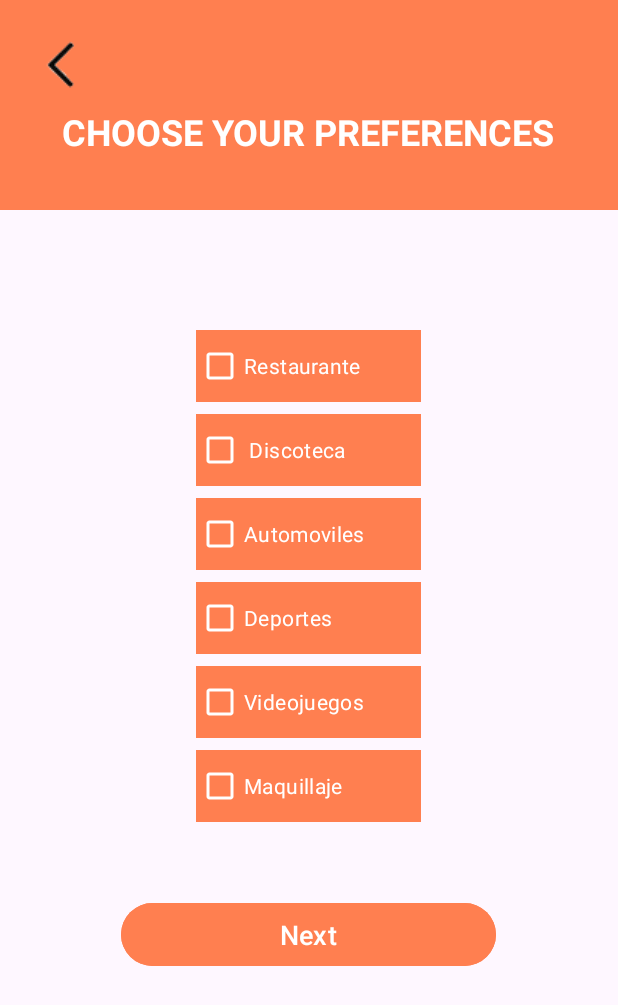
After one commit to Intro-CompuMovil/SpotVibe, an Android app: the Preferencias screen opened directly, with no data from a screen before it, on a phone screen of 412 x 824 dp. The commit adds this screen. Shown: the top 1005 px of the screen. Run offline under Robolectric (Android 15) with nearby library versions, the phone set to English and light mode, and no system bars.

Commit message:
Pantalla preferencias

```diff
--- a/app/src/main/AndroidManifest.xml
+++ b/app/src/main/AndroidManifest.xml
@@ -12,6 +12,9 @@
         android:supportsRtl="true"
         android:theme="@style/Theme.SpotVibe"
         tools:targetApi="31">
+        <activity
+            android:name=".Preferencias"
+            android:exported="false" />
         <activity
             android:name=".Home"
             android:exported="false" />
--- /dev/null
+++ b/app/src/main/java/com/example/spotvibe/Preferencias.kt
@@ -0,0 +1,11 @@
+package com.example.spotvibe
+
+import androidx.appcompat.app.AppCompatActivity
+import android.os.Bundle
+
+class Preferencias : AppCompatActivity() {
+    override fun onCreate(savedInstanceState: Bundle?) {
+        super.onCreate(savedInstanceState)
+        setContentView(R.layout.activity_preferencias)
+    }
+}
--- a/app/src/main/res/layout/activity_forgotpassword.xml
+++ b/app/src/main/res/layout/activity_forgotpassword.xml
@@ -25,9 +25,12 @@
         android:id="@+id/back_icon"
         android:layout_width="wrap_content"
         android:layout_height="wrap_content"
-        android:src="@drawable/ic_back"
         android:layout_alignParentTop="true"
-        android:layout_margin="16dp"/>
+        android:layout_marginStart="16dp"
+        android:layout_marginTop="16dp"
+        android:layout_marginEnd="16dp"
+        android:layout_marginBottom="16dp"
+        android:src="@drawable/ic_back" />
 
 
     <TextView
--- /dev/null
+++ b/app/src/main/res/layout/activity_preferencias.xml
@@ -0,0 +1,118 @@
+<RelativeLayout xmlns:android="http://schemas.android.com/apk/res/android"
+    android:layout_width="match_parent"
+    android:layout_height="wrap_content"
+    android:gravity="center"
+    android:orientation="vertical">
+
+    <View
+        android:id="@+id/Titulo"
+        android:layout_width="wrap_content"
+        android:layout_height="140dp"
+        android:layout_marginBottom="80dp"
+        android:background="@color/naranja" />
+
+    <ImageView
+        android:id="@+id/back_icon"
+        android:layout_width="wrap_content"
+        android:layout_height="wrap_content"
+        android:layout_marginStart="16dp"
+        android:layout_marginTop="16dp"
+        android:src="@drawable/ic_back"
+        />
+
+    <TextView
+        android:id="@+id/tv_forgot_password"
+        android:layout_width="wrap_content"
+        android:layout_height="wrap_content"
+        android:layout_below="@+id/back_icon"
+        android:layout_centerHorizontal="true"
+        android:text="CHOOSE YOUR PREFERENCES"
+        android:textColor="@color/white"
+        android:textSize="24sp"
+        android:textStyle="bold" />
+
+    <CheckBox
+        android:id="@+id/checkBox"
+        android:layout_width="150dp"
+        android:layout_height="wrap_content"
+        android:layout_below="@+id/Titulo"
+        android:layout_centerHorizontal="true"
+        android:layout_marginBottom="8dp"
+        android:text="Restaurante"
+        android:background="@color/naranja"
+        android:textColor="@color/white"
+        android:buttonTint="@color/white"/>
+
+    <CheckBox
+        android:id="@+id/checkBox1"
+        android:layout_width="150dp"
+        android:layout_height="wrap_content"
+        android:layout_below="@+id/checkBox"
+        android:layout_centerHorizontal="true"
+        android:layout_marginBottom="8dp"
+        android:background="@color/naranja"
+        android:text=" Discoteca"
+        android:textColor="@color/white"
+        android:buttonTint="@color/white"/>
+
+    <CheckBox
+        android:id="@+id/checkBox2"
+        android:layout_width="150dp"
+        android:layout_height="wrap_content"
+        android:layout_below="@+id/checkBox1"
+        android:layout_centerHorizontal="true"
+        android:layout_marginBottom="8dp"
+        android:background="@color/naranja"
+        android:text="Automoviles"
+        android:textColor="@color/white"
+        android:buttonTint="@color/white"/>
+
+    <CheckBox
+        android:id="@+id/checkBox3"
+        android:layout_width="150dp"
+        android:layout_height="wrap_content"
+        android:layout_below="@+id/checkBox2"
+        android:layout_centerHorizontal="true"
+        android:layout_marginBottom="8dp"
+        android:background="@color/naranja"
+        android:text="Deportes"
+        android:textColor="@color/white"
+        android:buttonTint="@color/white"/>
+
+    <CheckBox
+        android:id="@+id/checkBox4"
+        android:layout_width="150dp"
+        android:layout_height="wrap_content"
+        android:layout_below="@+id/checkBox3"
+        android:layout_centerHorizontal="true"
+        android:layout_marginBottom="8dp"
+        android:background="@color/naranja"
+        android:text="Videojuegos"
+        android:textColor="@color/white"
+        android:buttonTint="@color/white"/>
+
+    <CheckBox
+        android:id="@+id/checkBox5"
+        android:layout_width="150dp"
+        android:layout_height="wrap_content"
+        android:layout_below="@+id/checkBox4"
+        android:layout_centerHorizontal="true"
+        android:layout_marginBottom="50dp"
+        android:background="@color/naranja"
+        android:text="Maquillaje"
+        android:textColor="@color/white"
+        android:buttonTint="@color/white"/>
+
+    <Button
+        android:id="@+id/button"
+        android:layout_width="250dp"
+        android:layout_height="50dp"
+        android:layout_below="@+id/checkBox5"
+        android:layout_centerHorizontal="true"
+        android:backgroundTint="@color/naranja"
+        android:text="Next"
+        android:textColor="@color/white"
+        android:textSize="18sp" />
+
+
+</RelativeLayout>
```
